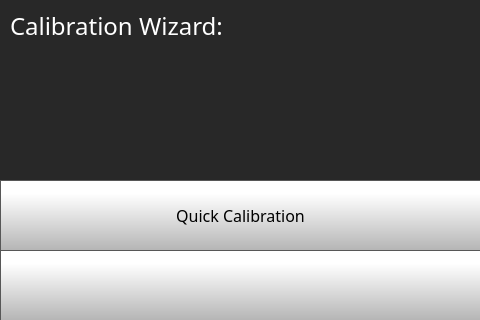
First picture: the form in octoprint_Julia2020ExtendedABLTouchUI/mainGUI_extended_abl.ui, repository FracktalWorks/Julia2020ExtendedABLTouchUI, before the edit.
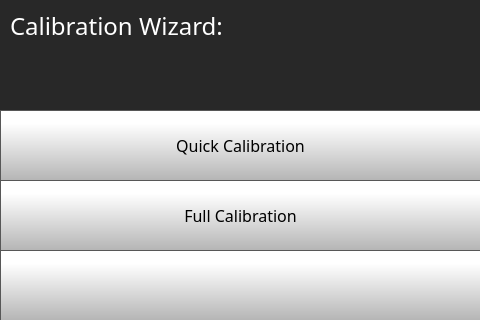
Second picture: the form after the edit. The open tabs and pages were chosen to show the change. Icons and pictures are not drawn.

Commit message: path error fixed

What changed in the file:
```diff
--- a/octoprint_Julia2020ExtendedABLTouchUI/mainGUI_extended_abl.ui
+++ b/octoprint_Julia2020ExtendedABLTouchUI/mainGUI_extended_abl.ui
@@ -5432,7 +5432,7 @@
       <property name="geometry">
        <rect>
         <x>0</x>
-        <y>180</y>
+        <y>110</y>
         <width>481</width>
         <height>71</height>
        </rect>
@@ -5520,6 +5520,74 @@
        <string>Calibration Wizard:</string>
       </property>
      </widget>
+     <widget class="QPushButton" name="fullCalibrationButton">
+      <property name="geometry">
+       <rect>
+        <x>0</x>
+        <y>180</y>
+        <width>481</width>
+        <height>71</height>
+       </rect>
+      </property>
+      <property name="minimumSize">
+       <size>
+        <width>0</width>
+        <height>0</height>
+       </size>
+      </property>
+      <property name="font">
+       <font>
+        <family>Gotham Light</family>
+        <pointsize>12</pointsize>
+       </font>
+      </property>
+      <property name="styleSheet">
+       <string notr="true">QPushButton {
+     border: 1px solid rgb(87, 87, 87);
+	background-color: qlineargradient(spread:pad, x1:0, y1:1, x2:0, y2:0.188, stop:0 rgba(180, 180, 180, 255), stop:1 rgba(255, 255, 255, 255));
+
+
+}
+
+QPushButton:pressed {
+    background-color: qlineargradient(x1: 0, y1: 0, x2: 0, y2: 1,
+                                      stop: 0 #dadbde, stop: 1 #f6f7fa);
+}
+
+QPushButton:flat {
+    border: none; /* no border for a flat push button */
+}
+
+QPushButton:default {
+    border-color: navy; /* make the default button prominent */
+}</string>
+      </property>
+      <property name="text">
+       <string>Full Calibration</string>
+      </property>
+      <property name="icon">
+       <iconset>
+        <normaloff>templates/img/reload.png</normaloff>templates/img/reload.png</iconset>
+      </property>
+      <property name="iconSize">
+       <size>
+        <width>50</width>
+        <height>50</height>
+       </size>
+      </property>
+      <property name="checkable">
+       <bool>false</bool>
+      </property>
+      <property name="autoDefault">
+       <bool>false</bool>
+      </property>
+      <property name="default">
+       <bool>false</bool>
+      </property>
+      <property name="flat">
+       <bool>false</bool>
+      </property>
+     </widget>
      <widget class="QPushButton" name="calibrationWizardBackButton">
       <property name="geometry">
        <rect>
```
Left out of the diff: 192 changed lines with no effect on the pictures. The commit also changes 1 other file.
